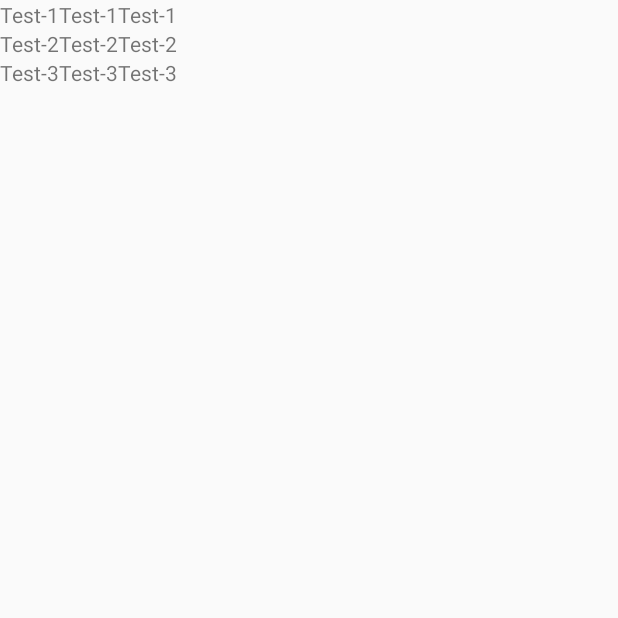
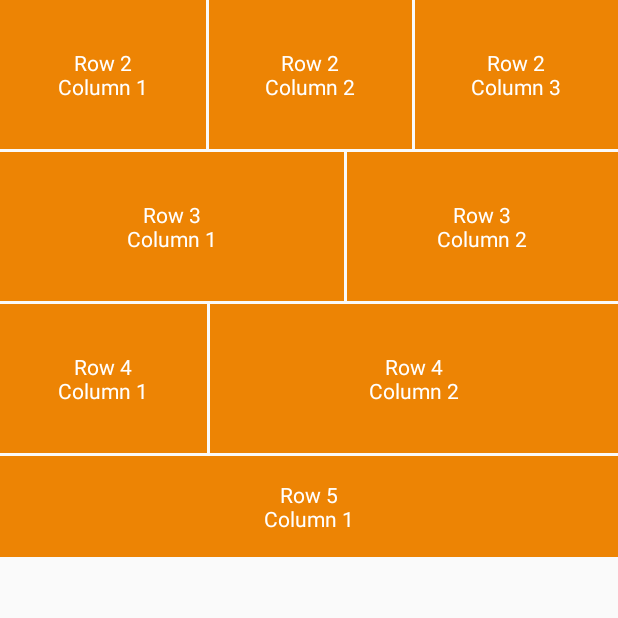
Before and after one commit to abdul-kader138/APDT, an Android app: the TableRowLayout screen opened directly, with no data from a screen before it, on a phone screen of 412 x 824 dp, the top half of it. Run offline under Robolectric (Android 15) with nearby library versions, the phone set to English and light mode, and no system bars.

Commit message:
Table Layout View Example

```diff
--- a/app/src/main/res/layout/table_view_layout.xml
+++ b/app/src/main/res/layout/table_view_layout.xml
@@ -3,61 +3,116 @@
     android:layout_width="match_parent"
     android:layout_height="match_parent">
 
-    <TableRow>
+    <TableRow
+        android:layout_width="match_parent"
+        android:layout_height="match_parent">
 
         <TextView
             android:layout_width="match_parent"
             android:layout_height="wrap_content"
-            android:text="Test-1" />
+            android:layout_weight="1"
+            android:background="#ed8404"
+            android:gravity="center"
+            android:padding="32dp"
+            android:text="Row 2\nColumn 1"
+            android:textColor="#fff" />
 
         <TextView
             android:layout_width="match_parent"
             android:layout_height="wrap_content"
-            android:text="Test-1" />
+            android:layout_marginLeft="2dp"
+            android:layout_marginRight="2dp"
+            android:layout_weight="1"
+            android:background="#ed8404"
+            android:gravity="center"
+            android:padding="32dp"
+            android:text="Row 2\nColumn 2"
+            android:textColor="#fff" />
 
         <TextView
             android:layout_width="match_parent"
             android:layout_height="wrap_content"
-            android:text="Test-1" />
+            android:layout_weight="1"
+            android:background="#ed8404"
+            android:gravity="center"
+            android:padding="32dp"
+            android:text="Row 2\nColumn 3"
+            android:textColor="#fff" />
 
     </TableRow>
-
-    <TableRow>
+    <TableRow
+        android:id="@+id/row_3"
+        android:layout_width="match_parent"
+        android:layout_height="match_parent"
+        android:layout_marginTop="2dp">
 
         <TextView
             android:layout_width="match_parent"
             android:layout_height="wrap_content"
-            android:text="Test-2" />
+            android:layout_marginRight="2dp"
+            android:layout_weight="2"
+            android:background="#ed8404"
+            android:gravity="center"
+            android:padding="32dp"
+            android:text="Row 3\nColumn 1"
+            android:textColor="#fff" />
 
         <TextView
             android:layout_width="match_parent"
             android:layout_height="wrap_content"
-            android:text="Test-2" />
+            android:layout_weight="1"
+            android:background="#ed8404"
+            android:gravity="center"
+            android:padding="32dp"
+            android:text="Row 3\nColumn 2"
+            android:textColor="#fff" />
+
+    </TableRow>
+
+    <TableRow
+        android:id="@+id/row_4"
+        android:layout_width="match_parent"
+        android:layout_height="match_parent"
+        android:layout_marginTop="2dp">
 
         <TextView
             android:layout_width="match_parent"
             android:layout_height="wrap_content"
-            android:text="Test-2" />
-
-    </TableRow>
-
-
-    <TableRow>
+            android:layout_marginRight="2dp"
+            android:layout_weight="1"
+            android:background="#ed8404"
+            android:gravity="center"
+            android:padding="32dp"
+            android:text="Row 4\nColumn 1"
+            android:textColor="#fff" />
 
         <TextView
             android:layout_width="match_parent"
             android:layout_height="wrap_content"
-            android:text="Test-3" />
+            android:layout_weight="10"
+            android:background="#ed8404"
+            android:gravity="center"
+            android:padding="32dp"
+            android:text="Row 4\nColumn 2"
+            android:textColor="#fff" />
+
+    </TableRow>
+
+    <TableRow
+        android:id="@+id/row_5"
+        android:layout_width="match_parent"
+        android:layout_height="match_parent"
+        android:layout_marginTop="2dp">
 
         <TextView
             android:layout_width="match_parent"
             android:layout_height="wrap_content"
-            android:text="Test-3" />
-
-        <TextView
-            android:layout_width="match_parent"
-            android:layout_height="wrap_content"
-            android:text="Test-3" />
+            android:layout_weight="1"
+            android:background="#ed8404"
+            android:gravity="center"
+            android:padding="16dp"
+            android:text="Row 5\nColumn 1"
+            android:textColor="#fff" />
 
     </TableRow>
 
```
